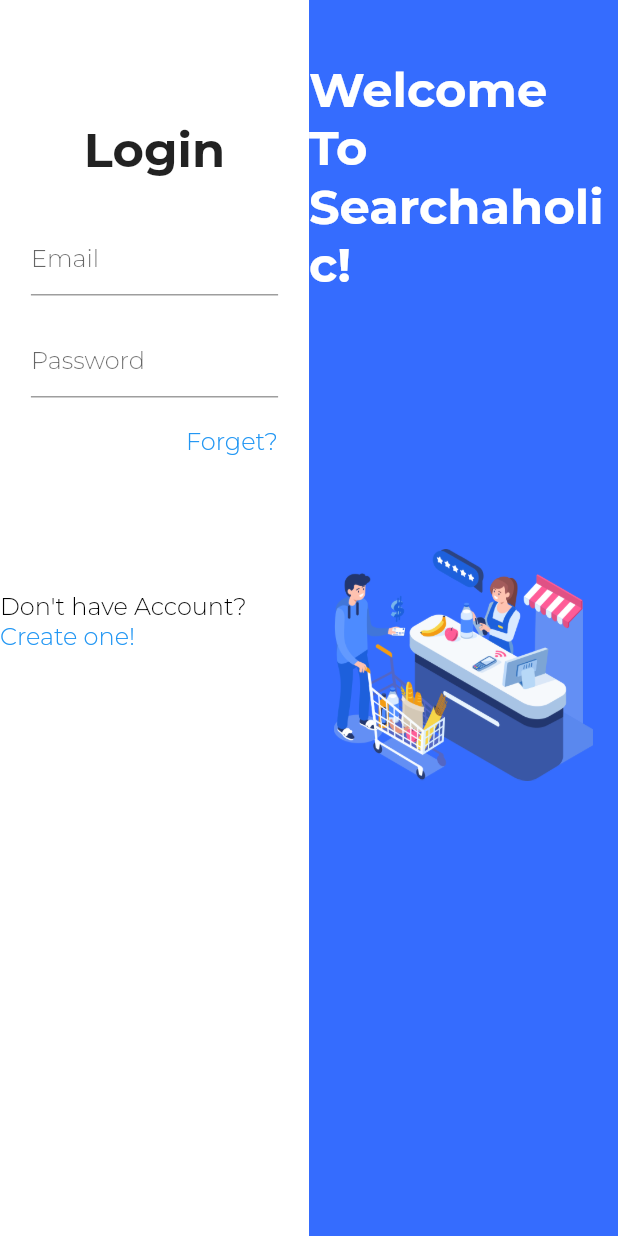
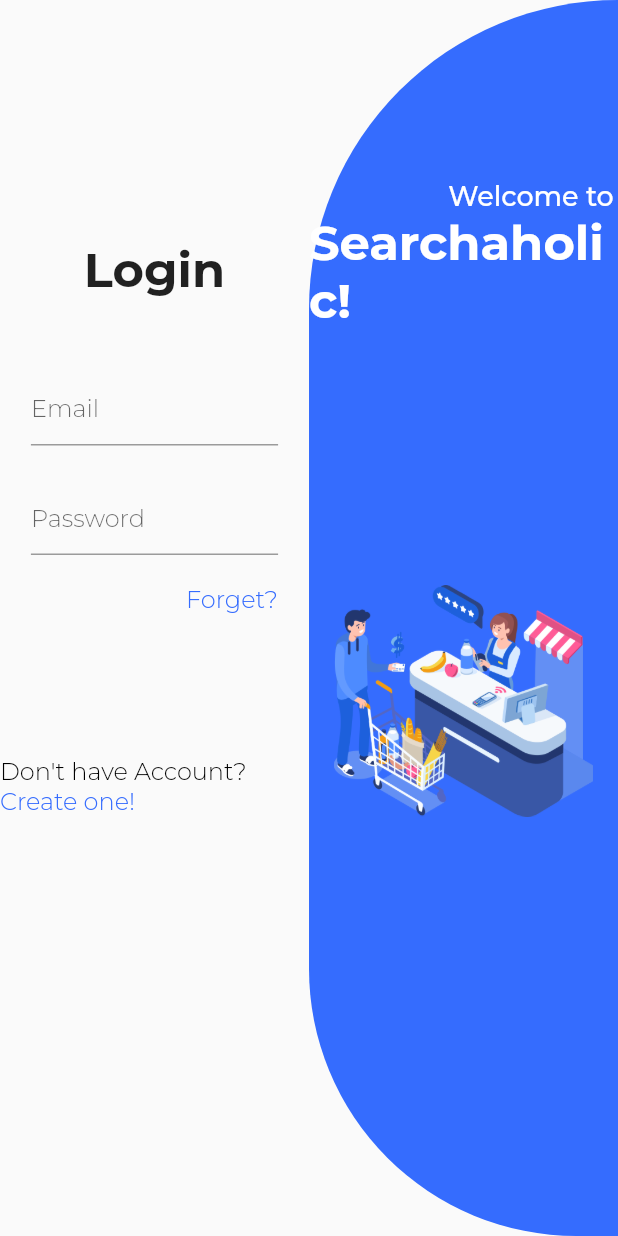
Before and after one commit to mzaeemnasir/Search-A-Holic-FYP, a Flutter app: the screen it shows after launch, on a phone screen of 412 x 824 dp. Run offline on Flutter 3.47's test engine with Material 2 defaults, Android fonts, the phone set to English and light mode, and no system bars; our stand-ins replace email_validator, google_fonts, rounded_loading_button; missing offline and left inert: desktop_window, firedart.

Commit message:
login page update

```diff
--- a/lib/login.dart
+++ b/lib/login.dart
@@ -34,7 +34,7 @@ class LoginScreen extends State<Login> {
           Container(
             width: MediaQuery.of(context).size.width * 0.5,
             height: MediaQuery.of(context).size.height,
-            color: Colors.white,
+            color: Color.fromRGBO(250, 250, 250, 255),
             child: Expanded(
               child: Column(
                 children: [
@@ -42,7 +42,7 @@ class LoginScreen extends State<Login> {
 
                   // 1. Login Text
                   Container(
-                    margin: EdgeInsets.only(top: 80),
+                    margin: EdgeInsets.only(top: 160),
                     child: Text(
                       "Login",
                       style: GoogleFonts.montserrat(
@@ -51,7 +51,7 @@ class LoginScreen extends State<Login> {
                   ),
                   // 2. Email Text Field
                   Container(
-                    margin: EdgeInsets.only(top: 30),
+                    margin: EdgeInsets.only(top: 50),
                     width: MediaQuery.of(context).size.width * 0.4,
                     child: TextField(
                       controller: email,
@@ -63,7 +63,7 @@ class LoginScreen extends State<Login> {
                   ),
                   // 3. Password Text Field
                   Container(
-                    margin: EdgeInsets.only(top: 20),
+                    margin: EdgeInsets.only(top: 25),
                     width: MediaQuery.of(context).size.width * 0.4,
                     child: TextField(
                       controller: password,
@@ -86,7 +86,7 @@ class LoginScreen extends State<Login> {
                       style: GoogleFonts.montserrat(
                           fontSize: 16,
                           fontWeight: FontWeight.w300,
-                          color: Colors.blue),
+                          color: Color.fromRGBO(53, 108, 254, 1)),
                       recognizer: TapGestureRecognizer()
                         ..onTap = () {
                           print("Forget Password- Page");
@@ -99,7 +99,7 @@ class LoginScreen extends State<Login> {
                   ),
                   // 5. Login Button
                   Container(
-                      margin: EdgeInsets.only(top: 20, left: 150, right: 150),
+                      margin: EdgeInsets.only(top: 30, left: 150, right: 150),
                       width: MediaQuery.of(context).size.width * 0.4,
                       height: 50,
                       child: RoundedLoadingButton(
@@ -133,13 +133,15 @@ class LoginScreen extends State<Login> {
                         child: Text(
                           "Login",
                           style: GoogleFonts.montserrat(
-                              fontSize: 16, fontWeight: FontWeight.w300),
+                            fontSize: 16,
+                            fontWeight: FontWeight.w300,
+                          ),
                         ),
                       )),
 
                   // 6. Create Account Text Label
                   Container(
-                    margin: EdgeInsets.only(top: 20),
+                    margin: EdgeInsets.only(top: 15),
                     alignment: Alignment.center,
                     child: RichText(
                       text: TextSpan(
@@ -154,7 +156,7 @@ class LoginScreen extends State<Login> {
                                 style: GoogleFonts.montserrat(
                                     fontSize: 16,
                                     fontWeight: FontWeight.w300,
-                                    color: Colors.blue),
+                                    color: Color.fromRGBO(53, 108, 254, 1)),
                                 recognizer: TapGestureRecognizer()
                                   ..onTap = () => {
                                         Navigator.push(
@@ -175,16 +177,32 @@ class LoginScreen extends State<Login> {
           Container(
               width: MediaQuery.of(context).size.width * 0.5,
               height: MediaQuery.of(context).size.height,
-              color: Color.fromRGBO(53, 108, 254, 1),
+              //color: Colors.white,
+              decoration: BoxDecoration(
+                  color: Color.fromRGBO(53, 108, 254, 1),
+                  borderRadius: BorderRadius.only(
+                    topLeft: Radius.circular(740),
+                    bottomLeft: Radius.circular(640),
+                  )),
 
               // Setting up a Logo in the Center
               child: Expanded(
                   child: Column(
                 children: [
                   Container(
-                    margin: EdgeInsets.only(top: 40),
+                    margin: EdgeInsets.only(top: 120, left: 90),
                     child: Text(
-                      "Welcome To\nSearchaholic!",
+                      "Welcome to",
+                      style: GoogleFonts.montserrat(
+                          fontSize: 18,
+                          fontWeight: FontWeight.w500,
+                          color: Colors.white),
+                    ),
+                  ),
+                  Container(
+                    margin: EdgeInsets.only(top: 0),
+                    child: Text(
+                      "Searchaholic!",
                       style: GoogleFonts.montserrat(
                           fontSize: 32,
                           fontWeight: FontWeight.bold,
```
